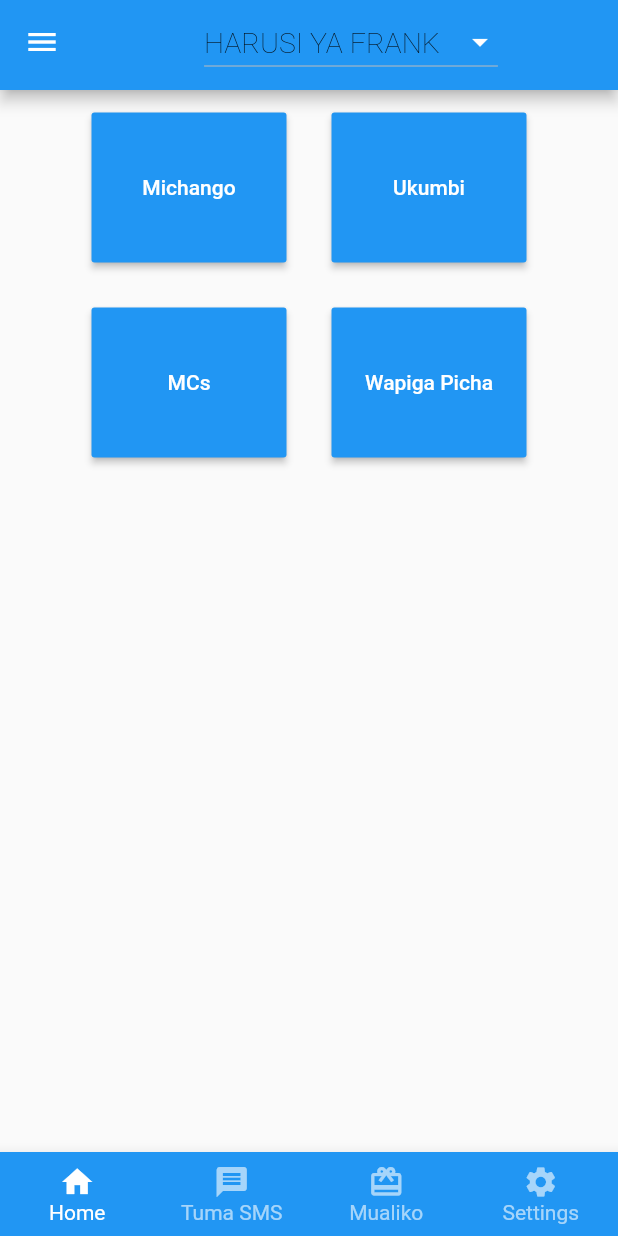
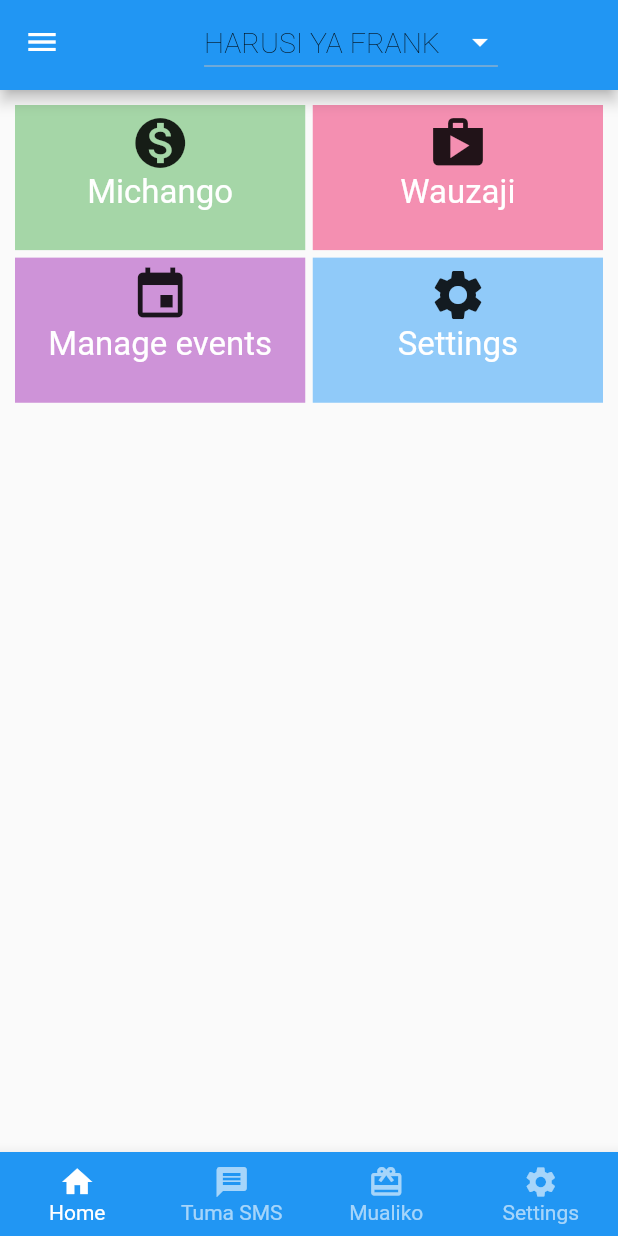
Before and after one commit to gabbymushi/michango_app, a Flutter app: the screen it shows after launch, on a phone screen of 412 x 824 dp. Run offline on Flutter 3.47's test engine with Material 2 defaults, Android fonts, the phone set to English and light mode, and no system bars; Roboto replaces fonts that are missing (Encode Sans).

Commit message:
rearrange tiles

```diff
--- a/lib/pages/widgets/dashboard.dart
+++ b/lib/pages/widgets/dashboard.dart
@@ -1,71 +1,68 @@
 import 'package:flutter/material.dart';
 
 class Dashboard extends StatelessWidget {
+  final List<Map<String, dynamic>> categories = [
+    {
+      'color': Colors.green[200],
+      'title': 'Michango',
+      'icon': Icons.monetization_on
+    },
+    {'color': Colors.pink[200], 'title': 'Wauzaji', 'icon': Icons.shop},
+     {
+      'color': Colors.purple[200],
+      'title': 'Manage events',
+      'icon': Icons.event
+    },
+    {'color': Colors.blue[200], 'title': 'Settings', 'icon': Icons.settings},
+
+
+    /*   {'color': Colors.pink[200], 'title': 'Walk', 'icon': Icons.directions_walk},
+    {'color': Colors.blue[200], 'title': 'Contact', 'icon': Icons.contact_mail},
+    {
+      'color': Colors.green[200],
+      'title': 'Bicycle',
+      'icon': Icons.directions_bike
+    },
+    {'color': Colors.pink[200], 'title': 'Boat', 'icon': Icons.directions_boat}, */
+  ];
+
   @override
   Widget build(BuildContext context) {
-    return Center(
-      child: Column(
-        children: <Widget>[
-          Row(
-            mainAxisAlignment: MainAxisAlignment.center,
-            children: <Widget>[
-              Padding(
-                padding: EdgeInsets.all(15.0),
-                child: MaterialButton(
-                  height: 100.0,
-                  minWidth: 130.0,
-                  color: Theme.of(context).primaryColor,
-                  textColor: Colors.white,
-                  child: Text("Michango"),
-                  onPressed: () => {},
-                  splashColor: Colors.redAccent,
-                ),
-              ),
-              Padding(
-                padding: EdgeInsets.all(15.0),
-                child: MaterialButton(
-                  height: 100.0,
-                  minWidth: 130.0,
-                  color: Theme.of(context).primaryColor,
-                  textColor: Colors.white,
-                  child: Text("Ukumbi"),
-                  onPressed: () => {},
-                  splashColor: Colors.redAccent,
-                ),
+    return GridView.custom(
+        padding: EdgeInsets.all(10.0),
+        gridDelegate: SliverGridDelegateWithFixedCrossAxisCount(
+          crossAxisCount: 2,
+          childAspectRatio: (2 / 1),
+          crossAxisSpacing: 5,
+          mainAxisSpacing: 5,
+        ),
+        childrenDelegate: SliverChildListDelegate(
+          categories
+              .map(
+                (data) => GestureDetector(
+                    onTap: () {
+                      Navigator.of(context).pushNamed('/michango');
+                    },
+                    child: Container(
+                      width: 200,
+                      height: 400,
+                      padding: const EdgeInsets.all(5),
+                      color: data['color'],
+                      child: Column(
+                        children: [
+                          Icon(
+                            data['icon'],
+                            size: 40,
+                          ),
+                          Text(data['title'],
+                              style:
+                                  TextStyle(fontSize: 22, color: Colors.white),
+                              textAlign: TextAlign.center)
+                        ],
+                      ),
+                    )),
               )
-            ],
-          ),
-          Row(
-            mainAxisAlignment: MainAxisAlignment.center,
-            children: <Widget>[
-              Padding(
-                padding: EdgeInsets.all(15.0),
-                child: MaterialButton(
-                  height: 100.0,
-                  minWidth: 130.0,
-                  color: Theme.of(context).primaryColor,
-                  textColor: Colors.white,
-                  child: Text("MCs"),
-                  onPressed: () => {},
-                  splashColor: Colors.redAccent,
-                ),
-              ),
-              Padding(
-                padding: EdgeInsets.all(15.0),
-                child: MaterialButton(
-                  height: 100.0,
-                  minWidth: 130.0,
-                  color: Theme.of(context).primaryColor,
-                  textColor: Colors.white,
-                  child: Text("Wapiga Picha"),
-                  onPressed: () => {},
-                  splashColor: Colors.redAccent,
-                ),
-              )
-            ],
-          )
-        ],
-      ),
-    );
+              .toList(),
+        ));
   }
 }
```
